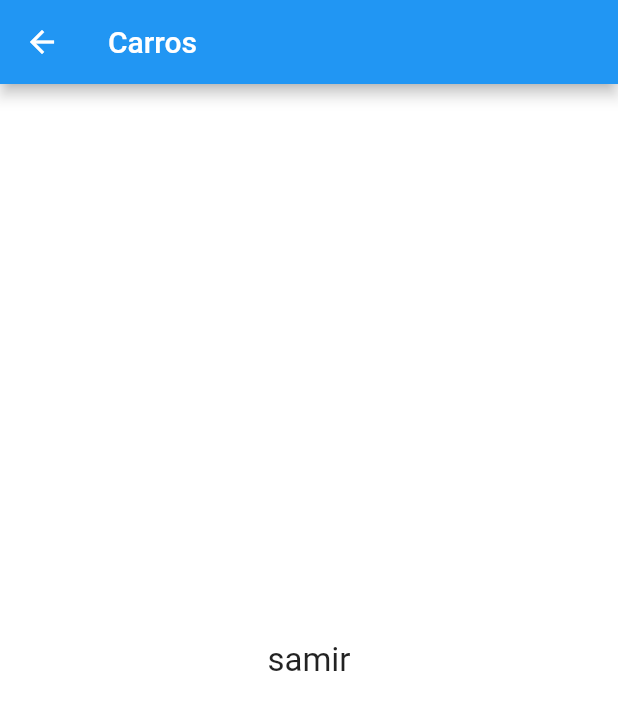
After one commit to Cantinho/flutter-cars, a Flutter app: the HomePage screen opened directly, on a phone screen of 412 x 824 dp. The commit adds this screen. Shown: the top 710 px of the screen. Run offline on Flutter 3.47's test engine with Material 2 defaults, Android fonts, the phone set to English and light mode, and no system bars.

Commit message:
add home and login api

```diff
--- /dev/null
+++ b/flutter_cars/lib/app/pages/home/home_page.dart
@@ -0,0 +1,24 @@
+import 'package:flutter/material.dart';
+
+class HomePage extends StatelessWidget {
+  @override
+  Widget build(BuildContext context) {
+    return Scaffold(
+      appBar: AppBar(
+        title: Text('Carros'),
+      ),
+      body: _body(),
+    );
+  }
+
+  _body() {
+    return Center(
+      child: Text(
+        "samir",
+        style: TextStyle(
+          fontSize: 22,
+        ),
+      ),
+    );
+  }
+}
--- a/flutter_cars/pubspec.yaml
+++ b/flutter_cars/pubspec.yaml
@@ -23,6 +23,9 @@ dependencies:
   # The following adds the Cupertino Icons font to your application.
   # Use with the CupertinoIcons class for iOS style icons.
   cupertino_icons: ^0.1.2
+
+  # libraries
+  http: ^0.12.0+2
 
 dev_dependencies:
   flutter_test:
```
Also changed, not shown: flutter_cars/lib/app/pages/login/login_page.dart (+12 -2 lines), flutter_cars/lib/app/utils/nav.dart (added, +12 -0 lines), flutter_cars/lib/data/services/login_api.dart (added, +30 -0 lines).
